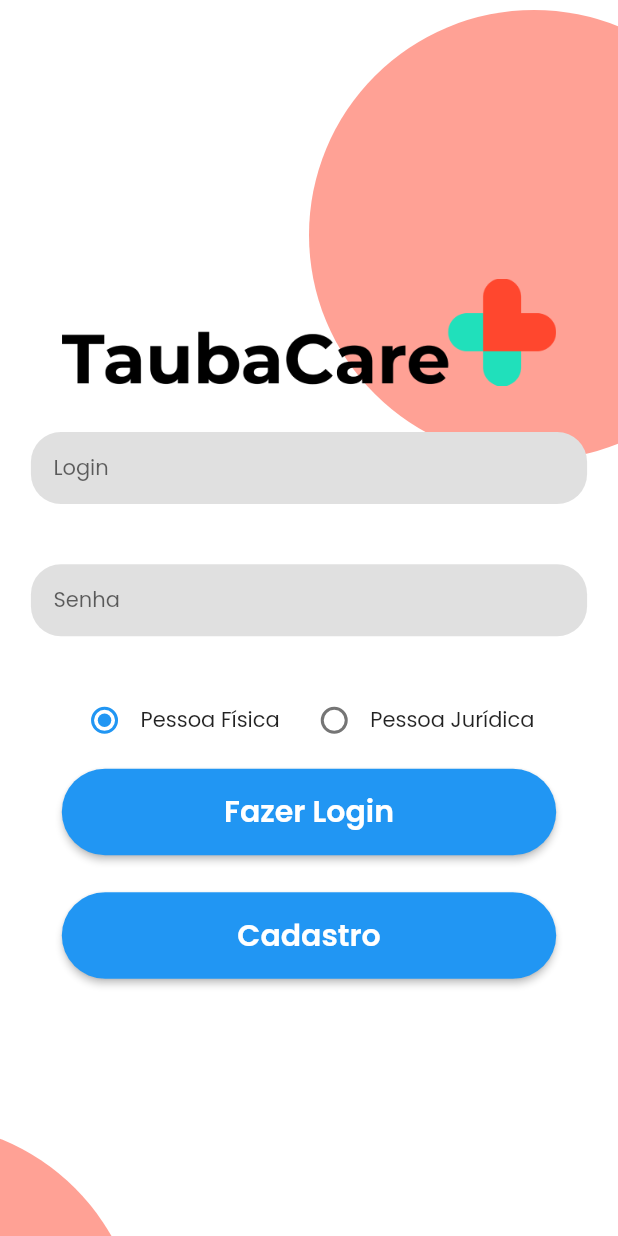
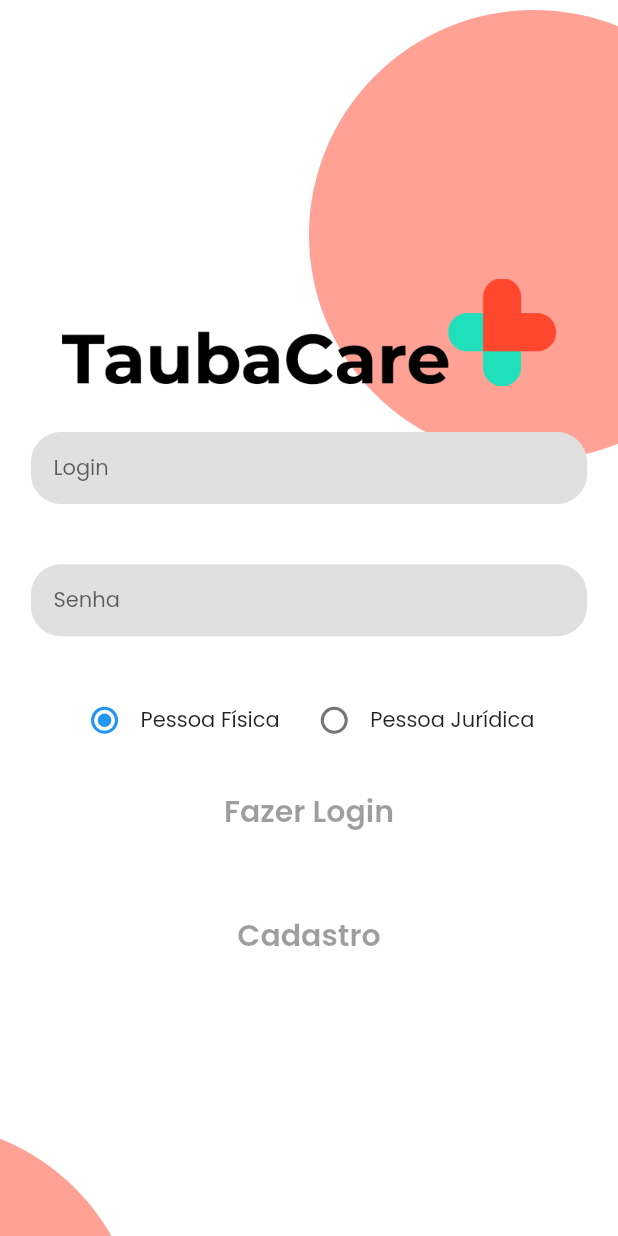
Before and after one commit to megarubber/taubacare, a Flutter app: the screen it shows after launch, on a phone screen of 412 x 824 dp. Run offline on Flutter 3.47's test engine with Material 2 defaults, Android fonts, the phone set to English and light mode, and no system bars; project files that could hold a hidden picture were left out.

Commit message:
chore: add new properties for my button class (action & color)

```diff
--- a/lib/widgets/mybutton.dart
+++ b/lib/widgets/mybutton.dart
@@ -4,11 +4,15 @@ class MyButton extends StatelessWidget {
   final double width;
   final double height;
   final String message;
+  final Color color;
+  final VoidCallback? action;
 
   MyButton({
     required this.width,
     this.height = 50,
-    required this.message
+    required this.message,
+    this.color = const Color(0xFF0000),
+    this.action = null
   });
 
   @override
@@ -17,12 +21,11 @@ class MyButton extends StatelessWidget {
       width: this.width,
       height: this.height,
       child: ElevatedButton(
-        onPressed: () {
-
-        },
+        onPressed: action,
         child: Text(this.message),
         style: ButtonStyle(
           shape: MaterialStateProperty.all(RoundedRectangleBorder(borderRadius: BorderRadius.circular(30))),
+          backgroundColor: MaterialStateProperty.all(this.color),
           textStyle: MaterialStateProperty.all(
             TextStyle(fontFamily: 'Poppins', fontSize: 20, fontWeight: FontWeight.w600)
           )
```
